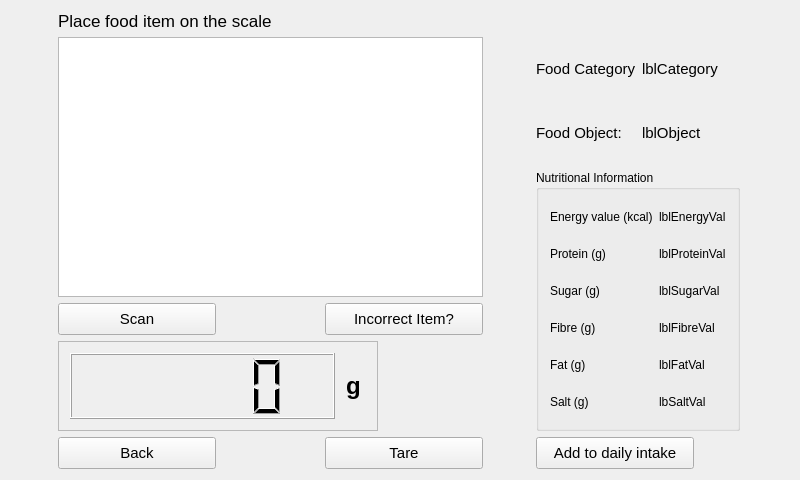
Qt form GUI_Qt/SmartScale/getWeight.ui (twschung/IoT-Smart-Scale) before a commit.
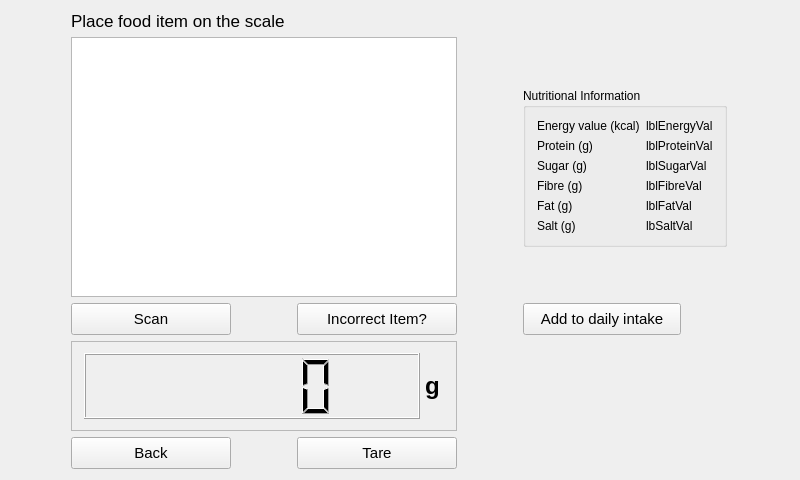
The same form after that commit.

```diff
--- a/GUI_Qt/SmartScale/getWeight.ui
+++ b/GUI_Qt/SmartScale/getWeight.ui
@@ -15,23 +15,186 @@
   </property>
   <widget class="QWidget" name="centralWidget">
    <layout class="QGridLayout" name="gridLayout">
-    <item row="4" column="0" colspan="2">
+    <item row="4" column="2">
+     <widget class="QPushButton" name="btnAdd">
+      <property name="minimumSize">
+       <size>
+        <width>0</width>
+        <height>30</height>
+       </size>
+      </property>
+      <property name="maximumSize">
+       <size>
+        <width>158</width>
+        <height>32</height>
+       </size>
+      </property>
+      <property name="font">
+       <font>
+        <family>Arial</family>
+        <pointsize>11</pointsize>
+       </font>
+      </property>
+      <property name="text">
+       <string>Add to daily intake</string>
+      </property>
+     </widget>
+    </item>
+    <item row="4" column="1">
+     <widget class="QPushButton" name="btnIncorrectItem">
+      <property name="enabled">
+       <bool>true</bool>
+      </property>
+      <property name="minimumSize">
+       <size>
+        <width>160</width>
+        <height>32</height>
+       </size>
+      </property>
+      <property name="maximumSize">
+       <size>
+        <width>158</width>
+        <height>32</height>
+       </size>
+      </property>
+      <property name="font">
+       <font>
+        <family>Arial</family>
+        <pointsize>11</pointsize>
+       </font>
+      </property>
+      <property name="text">
+       <string>Incorrect Item?</string>
+      </property>
+     </widget>
+    </item>
+    <item row="1" column="0" rowspan="3" colspan="2">
+     <widget class="QGraphicsView" name="imgFoodItem">
+      <property name="minimumSize">
+       <size>
+        <width>320</width>
+        <height>240</height>
+       </size>
+      </property>
+      <property name="font">
+       <font>
+        <family>Arial</family>
+        <pointsize>11</pointsize>
+       </font>
+      </property>
+     </widget>
+    </item>
+    <item row="0" column="0" colspan="2">
+     <widget class="QLabel" name="lblTitle">
+      <property name="sizePolicy">
+       <sizepolicy hsizetype="Preferred" vsizetype="Fixed">
+        <horstretch>0</horstretch>
+        <verstretch>0</verstretch>
+       </sizepolicy>
+      </property>
+      <property name="font">
+       <font>
+        <family>Arial</family>
+        <pointsize>13</pointsize>
+       </font>
+      </property>
+      <property name="text">
+       <string>Place food item on the scale</string>
+      </property>
+     </widget>
+    </item>
+    <item row="6" column="0">
+     <widget class="QPushButton" name="btnBack">
+      <property name="minimumSize">
+       <size>
+        <width>160</width>
+        <height>32</height>
+       </size>
+      </property>
+      <property name="maximumSize">
+       <size>
+        <width>158</width>
+        <height>32</height>
+       </size>
+      </property>
+      <property name="font">
+       <font>
+        <family>Arial</family>
+        <pointsize>11</pointsize>
+       </font>
+      </property>
+      <property name="text">
+       <string>Back</string>
+      </property>
+     </widget>
+    </item>
+    <item row="6" column="1">
+     <widget class="QPushButton" name="btnTare">
+      <property name="minimumSize">
+       <size>
+        <width>160</width>
+        <height>32</height>
+       </size>
+      </property>
+      <property name="maximumSize">
+       <size>
+        <width>158</width>
+        <height>32</height>
+       </size>
+      </property>
+      <property name="font">
+       <font>
+        <family>Arial</family>
+        <pointsize>11</pointsize>
+       </font>
+      </property>
+      <property name="text">
+       <string>Tare</string>
+      </property>
+     </widget>
+    </item>
+    <item row="4" column="0">
+     <widget class="QPushButton" name="btnScan">
+      <property name="enabled">
+       <bool>true</bool>
+      </property>
+      <property name="minimumSize">
+       <size>
+        <width>160</width>
+        <height>32</height>
+       </size>
+      </property>
+      <property name="maximumSize">
+       <size>
+        <width>158</width>
+        <height>32</height>
+       </size>
+      </property>
+      <property name="font">
+       <font>
+        <family>Arial</family>
+        <pointsize>11</pointsize>
+       </font>
+      </property>
+      <property name="text">
+       <string>Scan</string>
+      </property>
+     </widget>
+    </item>
+    <item row="5" column="0" colspan="2">
      <widget class="QFrame" name="frame">
+      <property name="enabled">
+       <bool>true</bool>
+      </property>
       <property name="minimumSize">
        <size>
         <width>320</width>
         <height>90</height>
        </size>
       </property>
-      <property name="maximumSize">
-       <size>
-        <width>320</width>
-        <height>90</height>
-       </size>
-      </property>
       <property name="font">
        <font>
-        <family>Helvetica</family>
+        <family>Arial</family>
         <pointsize>11</pointsize>
        </font>
       </property>
@@ -42,16 +205,12 @@
        <enum>QFrame::Raised</enum>
       </property>
       <layout class="QGridLayout" name="gridLayout_4">
-       <item row="0" column="0">
-        <widget class="QLCDNumber" name="lcdWeight">
-         <property name="font">
-          <font>
-           <family>Helvetica</family>
-           <pointsize>11</pointsize>
-          </font>
-         </property>
-        </widget>
-       </item>
+       <property name="leftMargin">
+        <number>12</number>
+       </property>
+       <property name="horizontalSpacing">
+        <number>0</number>
+       </property>
        <item row="0" column="1">
         <widget class="QLabel" name="lblGrams">
          <property name="maximumSize">
@@ -62,7 +221,7 @@
          </property>
          <property name="font">
           <font>
-           <family>Helvetica</family>
+           <family>Arial</family>
            <pointsize>18</pointsize>
            <weight>75</weight>
            <italic>false</italic>
@@ -77,14 +236,24 @@
          </property>
         </widget>
        </item>
+       <item row="0" column="0">
+        <widget class="QLCDNumber" name="lcdWeight">
+         <property name="font">
+          <font>
+           <family>Arial</family>
+           <pointsize>11</pointsize>
+          </font>
+         </property>
+        </widget>
+       </item>
       </layout>
      </widget>
     </item>
-    <item row="2" column="2" rowspan="3">
+    <item row="2" column="2">
      <widget class="QGroupBox" name="groupBox">
       <property name="font">
        <font>
-        <family>Helvetica</family>
+        <family>Arial</family>
         <weight>50</weight>
         <italic>false</italic>
         <bold>false</bold>
@@ -101,8 +270,8 @@
        <bool>false</bool>
       </property>
       <layout class="QGridLayout" name="gridLayout_3">
-       <item row="5" column="0">
-        <widget class="QLabel" name="lblSalt">
+       <item row="2" column="0">
+        <widget class="QLabel" name="lblSugar">
          <property name="maximumSize">
           <size>
            <width>132</width>
@@ -111,7 +280,7 @@
          </property>
          <property name="font">
           <font>
-           <family>Helvetica</family>
+           <family>Arial</family>
           </font>
          </property>
          <property name="layoutDirection">
@@ -127,7 +296,7 @@
           <number>0</number>
          </property>
          <property name="text">
-          <string>Salt (g)</string>
+          <string>Sugar (g)</string>
          </property>
          <property name="scaledContents">
           <bool>true</bool>
@@ -143,11 +312,53 @@
          </property>
         </widget>
        </item>
+       <item row="0" column="1">
+        <widget class="QLabel" name="lblEnergyVal">
+         <property name="font">
+          <font>
+           <family>Arial</family>
+          </font>
+         </property>
+         <property name="autoFillBackground">
+          <bool>false</bool>
+         </property>
+         <property name="frameShape">
+          <enum>QFrame::NoFrame</enum>
+         </property>
+         <property name="text">
+          <string>lblEnergyVal</string>
+         </property>
+         <property name="alignment">
+          <set>Qt::AlignLeading|Qt::AlignLeft|Qt::AlignVCenter</set>
+         </property>
+        </widget>
+       </item>
+       <item row="5" column="1">
+        <widget class="QLabel" name="lblSaltVal">
+         <property name="font">
+          <font>
+           <family>Arial</family>
+          </font>
+         </property>
+         <property name="autoFillBackground">
+          <bool>false</bool>
+         </property>
+         <property name="frameShape">
+          <enum>QFrame::NoFrame</enum>
+         </property>
+         <property name="text">
+          <string>lbSaltVal</string>
+         </property>
+         <property name="alignment">
+          <set>Qt::AlignLeading|Qt::AlignLeft|Qt::AlignVCenter</set>
+         </property>
+        </widget>
+       </item>
        <item row="1" column="1">
         <widget class="QLabel" name="lblProteinVal">
          <property name="font">
           <font>
-           <family>Helvetica</family>
+           <family>Arial</family>
           </font>
          </property>
          <property name="autoFillBackground">
@@ -168,7 +379,7 @@
         <widget class="QLabel" name="lblSugarVal">
          <property name="font">
           <font>
-           <family>Helvetica</family>
+           <family>Arial</family>
           </font>
          </property>
          <property name="autoFillBackground">
@@ -185,179 +396,11 @@
          </property>
         </widget>
        </item>
-       <item row="4" column="0">
-        <widget class="QLabel" name="lblFat">
-         <property name="maximumSize">
-          <size>
-           <width>132</width>
-           <height>16777215</height>
-          </size>
-         </property>
-         <property name="font">
-          <font>
-           <family>Helvetica</family>
-          </font>
-         </property>
-         <property name="layoutDirection">
-          <enum>Qt::LeftToRight</enum>
-         </property>
-         <property name="autoFillBackground">
-          <bool>false</bool>
-         </property>
-         <property name="frameShape">
-          <enum>QFrame::Panel</enum>
-         </property>
-         <property name="lineWidth">
-          <number>0</number>
-         </property>
-         <property name="text">
-          <string>Fat (g)</string>
-         </property>
-         <property name="scaledContents">
-          <bool>true</bool>
-         </property>
-         <property name="alignment">
-          <set>Qt::AlignLeading|Qt::AlignLeft|Qt::AlignVCenter</set>
-         </property>
-         <property name="wordWrap">
-          <bool>false</bool>
-         </property>
-         <property name="indent">
-          <number>-1</number>
-         </property>
-        </widget>
-       </item>
-       <item row="5" column="1">
-        <widget class="QLabel" name="lblSaltVal">
-         <property name="font">
-          <font>
-           <family>Helvetica</family>
-          </font>
-         </property>
-         <property name="autoFillBackground">
-          <bool>false</bool>
-         </property>
-         <property name="frameShape">
-          <enum>QFrame::NoFrame</enum>
-         </property>
-         <property name="text">
-          <string>lbSaltVal</string>
-         </property>
-         <property name="alignment">
-          <set>Qt::AlignLeading|Qt::AlignLeft|Qt::AlignVCenter</set>
-         </property>
-        </widget>
-       </item>
-       <item row="3" column="1">
-        <widget class="QLabel" name="lblFbreVal">
-         <property name="font">
-          <font>
-           <family>Helvetica</family>
-          </font>
-         </property>
-         <property name="autoFillBackground">
-          <bool>false</bool>
-         </property>
-         <property name="frameShape">
-          <enum>QFrame::NoFrame</enum>
-         </property>
-         <property name="text">
-          <string>lblFibreVal</string>
-         </property>
-         <property name="alignment">
-          <set>Qt::AlignLeading|Qt::AlignLeft|Qt::AlignVCenter</set>
-         </property>
-        </widget>
-       </item>
-       <item row="2" column="0">
-        <widget class="QLabel" name="lblSugar">
-         <property name="maximumSize">
-          <size>
-           <width>132</width>
-           <height>16777215</height>
-          </size>
-         </property>
-         <property name="font">
-          <font>
-           <family>Helvetica</family>
-          </font>
-         </property>
-         <property name="layoutDirection">
-          <enum>Qt::LeftToRight</enum>
-         </property>
-         <property name="autoFillBackground">
-          <bool>false</bool>
-         </property>
-         <property name="frameShape">
-          <enum>QFrame::Panel</enum>
-         </property>
-         <property name="lineWidth">
-          <number>0</number>
-         </property>
-         <property name="text">
-          <string>Sugar (g)</string>
-         </property>
-         <property name="scaledContents">
-          <bool>true</bool>
-         </property>
-         <property name="alignment">
-          <set>Qt::AlignLeading|Qt::AlignLeft|Qt::AlignVCenter</set>
-         </property>
-         <property name="wordWrap">
-          <bool>false</bool>
-         </property>
-         <property name="indent">
-          <number>-1</number>
-         </property>
-        </widget>
-       </item>
-       <item row="3" column="0">
-        <widget class="QLabel" name="lblFibre">
-         <property name="maximumSize">
-          <size>
-           <width>132</width>
-           <height>16777215</height>
-          </size>
-         </property>
-         <property name="font">
-          <font>
-           <family>Helvetica</family>
-          </font>
-         </property>
-         <property name="layoutDirection">
-          <enum>Qt::LeftToRight</enum>
-         </property>
-         <property name="autoFillBackground">
-          <bool>false</bool>
-         </property>
-         <property name="frameShape">
-          <enum>QFrame::Panel</enum>
-         </property>
-         <property name="lineWidth">
-          <number>0</number>
-         </property>
-         <property name="text">
-          <string>Fibre (g)</string>
-         </property>
-         <property name="scaledContents">
-          <bool>true</bool>
-         </property>
-         <property name="alignment">
-          <set>Qt::AlignLeading|Qt::AlignLeft|Qt::AlignVCenter</set>
-         </property>
-         <property name="wordWrap">
-          <bool>false</bool>
-         </property>
-         <property name="indent">
-          <number>-1</number>
-         </property>
-        </widget>
-       </item>
        <item row="4" column="1">
         <widget class="QLabel" name="lblFatVal">
          <property name="font">
           <font>
-           <family>Helvetica</family>
+           <family>Arial</family>
           </font>
          </property>
          <property name="autoFillBackground">
@@ -374,6 +417,153 @@
          </property>
         </widget>
        </item>
+       <item row="5" column="0">
+        <widget class="QLabel" name="lblSalt">
+         <property name="maximumSize">
+          <size>
+           <width>132</width>
+           <height>16777215</height>
+          </size>
+         </property>
+         <property name="font">
+          <font>
+           <family>Arial</family>
+          </font>
+         </property>
+         <property name="layoutDirection">
+          <enum>Qt::LeftToRight</enum>
+         </property>
+         <property name="autoFillBackground">
+          <bool>false</bool>
+         </property>
+         <property name="frameShape">
+          <enum>QFrame::Panel</enum>
+         </property>
+         <property name="lineWidth">
+          <number>0</number>
+         </property>
+         <property name="text">
+          <string>Salt (g)</string>
+         </property>
+         <property name="scaledContents">
+          <bool>true</bool>
+         </property>
+         <property name="alignment">
+          <set>Qt::AlignLeading|Qt::AlignLeft|Qt::AlignVCenter</set>
+         </property>
+         <property name="wordWrap">
+          <bool>false</bool>
+         </property>
+         <property name="indent">
+          <number>-1</number>
+         </property>
+        </widget>
+       </item>
+       <item row="0" column="0">
+        <widget class="QLabel" name="lblEnergy">
+         <property name="maximumSize">
+          <size>
+           <width>132</width>
+           <height>16777215</height>
+          </size>
+         </property>
+         <property name="font">
+          <font>
+           <family>Arial</family>
+          </font>
+         </property>
+         <property name="layoutDirection">
+          <enum>Qt::LeftToRight</enum>
+         </property>
+         <property name="autoFillBackground">
+          <bool>false</bool>
+         </property>
+         <property name="frameShape">
+          <enum>QFrame::Panel</enum>
+         </property>
+         <property name="lineWidth">
+          <number>0</number>
+         </property>
+         <property name="text">
+          <string>Energy value (kcal)</string>
+         </property>
+         <property name="scaledContents">
+          <bool>true</bool>
+         </property>
+         <property name="alignment">
+          <set>Qt::AlignLeading|Qt::AlignLeft|Qt::AlignVCenter</set>
+         </property>
+         <property name="wordWrap">
+          <bool>false</bool>
+         </property>
+         <property name="indent">
+          <number>-1</number>
+         </property>
+        </widget>
+       </item>
+       <item row="3" column="1">
+        <widget class="QLabel" name="lblFbreVal">
+         <property name="font">
+          <font>
+           <family>Arial</family>
+          </font>
+         </property>
+         <property name="autoFillBackground">
+          <bool>false</bool>
+         </property>
+         <property name="frameShape">
+          <enum>QFrame::NoFrame</enum>
+         </property>
+         <property name="text">
+          <string>lblFibreVal</string>
+         </property>
+         <property name="alignment">
+          <set>Qt::AlignLeading|Qt::AlignLeft|Qt::AlignVCenter</set>
+         </property>
+        </widget>
+       </item>
+       <item row="4" column="0">
+        <widget class="QLabel" name="lblFat">
+         <property name="maximumSize">
+          <size>
+           <width>132</width>
+           <height>16777215</height>
+          </size>
+         </property>
+         <property name="font">
+          <font>
+           <family>Arial</family>
+          </font>
+         </property>
+         <property name="layoutDirection">
+          <enum>Qt::LeftToRight</enum>
+         </property>
+         <property name="autoFillBackground">
+          <bool>false</bool>
+         </property>
+         <property name="frameShape">
+          <enum>QFrame::Panel</enum>
+         </property>
+         <property name="lineWidth">
+          <number>0</number>
+         </property>
+         <property name="text">
+          <string>Fat (g)</string>
+         </property>
+         <property name="scaledContents">
+          <bool>true</bool>
+         </property>
+         <property name="alignment">
+          <set>Qt::AlignLeading|Qt::AlignLeft|Qt::AlignVCenter</set>
+         </property>
+         <property name="wordWrap">
+          <bool>false</bool>
+         </property>
+         <property name="indent">
+          <number>-1</number>
+         </property>
+        </widget>
+       </item>
        <item row="1" column="0">
         <widget class="QLabel" name="lblProtein">
          <property name="maximumSize">
@@ -384,7 +574,7 @@
          </property>
          <property name="font">
           <font>
-           <family>Helvetica</family>
+           <family>Arial</family>
           </font>
          </property>
          <property name="layoutDirection">
@@ -416,8 +606,8 @@
          </property>
         </widget>
        </item>
-       <item row="0" column="0">
-        <widget class="QLabel" name="lblEnergy">
+       <item row="3" column="0">
+        <widget class="QLabel" name="lblFibre">
          <property name="maximumSize">
           <size>
            <width>132</width>
@@ -426,7 +616,7 @@
          </property>
          <property name="font">
           <font>
-           <family>Helvetica</family>
+           <family>Arial</family>
           </font>
          </property>
          <property name="layoutDirection">
@@ -442,7 +632,7 @@
           <number>0</number>
          </property>
          <property name="text">
-          <string>Energy value (kcal)</string>
+          <string>Fibre (g)</string>
          </property>
          <property name="scaledContents">
           <bool>true</bool>
@@ -458,273 +648,9 @@
          </property>
         </widget>
        </item>
-       <item row="0" column="1">
-        <widget class="QLabel" name="lblEnergyVal">
-         <property name="font">
-          <font>
-           <family>Helvetica</family>
-          </font>
-         </property>
-         <property name="autoFillBackground">
-          <bool>false</bool>
-         </property>
-         <property name="frameShape">
-          <enum>QFrame::NoFrame</enum>
-         </property>
-         <property name="text">
-          <string>lblEnergyVal</string>
-         </property>
-         <property name="alignment">
-          <set>Qt::AlignLeading|Qt::AlignLeft|Qt::AlignVCenter</set>
-         </property>
-        </widget>
-       </item>
       </layout>
      </widget>
     </item>
-    <item row="5" column="0">
-     <widget class="QPushButton" name="btnBack">
-      <property name="minimumSize">
-       <size>
-        <width>158</width>
-        <height>32</height>
-       </size>
-      </property>
-      <property name="maximumSize">
-       <size>
-        <width>158</width>
-        <height>32</height>
-       </size>
-      </property>
-      <property name="font">
-       <font>
-        <family>Helvetica</family>
-        <pointsize>11</pointsize>
-       </font>
-      </property>
-      <property name="text">
-       <string>Back</string>
-      </property>
-     </widget>
-    </item>
-    <item row="1" column="2">
-     <layout class="QGridLayout" name="gridLayout_2">
-      <property name="topMargin">
-       <number>0</number>
-      </property>
-      <property name="horizontalSpacing">
-       <number>-1</number>
-      </property>
-      <property name="verticalSpacing">
-       <number>0</number>
-      </property>
-      <item row="1" column="1">
-       <widget class="QLabel" name="lblObject">
-        <property name="font">
-         <font>
-          <family>Helvetica</family>
-          <pointsize>11</pointsize>
-         </font>
-        </property>
-        <property name="text">
-         <string>lblObject</string>
-        </property>
-       </widget>
-      </item>
-      <item row="0" column="0">
-       <widget class="QLabel" name="lblFoodCat">
-        <property name="maximumSize">
-         <size>
-          <width>100</width>
-          <height>16777215</height>
-         </size>
-        </property>
-        <property name="font">
-         <font>
-          <family>Helvetica</family>
-          <pointsize>11</pointsize>
-         </font>
-        </property>
-        <property name="text">
-         <string>Food Category:</string>
-        </property>
-       </widget>
-      </item>
-      <item row="1" column="0">
-       <widget class="QLabel" name="lblObj">
-        <property name="maximumSize">
-         <size>
-          <width>100</width>
-          <height>16777215</height>
-         </size>
-        </property>
-        <property name="font">
-         <font>
-          <family>Helvetica</family>
-          <pointsize>11</pointsize>
-         </font>
-        </property>
-        <property name="text">
-         <string>Food Object:</string>
-        </property>
-       </widget>
-      </item>
-      <item row="0" column="1">
-       <widget class="QLabel" name="lblCategory">
-        <property name="font">
-         <font>
-          <family>Helvetica</family>
-          <pointsize>11</pointsize>
-         </font>
-        </property>
-        <property name="text">
-         <string>lblCategory</string>
-        </property>
-       </widget>
-      </item>
-     </layout>
-    </item>
-    <item row="3" column="0">
-     <widget class="QPushButton" name="btnScan">
-      <property name="enabled">
-       <bool>true</bool>
-      </property>
-      <property name="minimumSize">
-       <size>
-        <width>158</width>
-        <height>32</height>
-       </size>
-      </property>
-      <property name="maximumSize">
-       <size>
-        <width>158</width>
-        <height>32</height>
-       </size>
-      </property>
-      <property name="font">
-       <font>
-        <family>Helvetica</family>
-        <pointsize>11</pointsize>
-       </font>
-      </property>
-      <property name="text">
-       <string>Scan</string>
-      </property>
-     </widget>
-    </item>
-    <item row="3" column="1">
-     <widget class="QPushButton" name="btnIncorrectItem">
-      <property name="enabled">
-       <bool>true</bool>
-      </property>
-      <property name="minimumSize">
-       <size>
-        <width>158</width>
-        <height>32</height>
-       </size>
-      </property>
-      <property name="maximumSize">
-       <size>
-        <width>158</width>
-        <height>32</height>
-       </size>
-      </property>
-      <property name="font">
-       <font>
-        <family>Helvetica</family>
-        <pointsize>11</pointsize>
-       </font>
-      </property>
-      <property name="text">
-       <string>Incorrect Item?</string>
-      </property>
-     </widget>
-    </item>
-    <item row="5" column="2">
-     <widget class="QPushButton" name="btnAdd">
-      <property name="minimumSize">
-       <size>
-        <width>0</width>
-        <height>30</height>
-       </size>
-      </property>
-      <property name="maximumSize">
-       <size>
-        <width>158</width>
-        <height>32</height>
-       </size>
-      </property>
-      <property name="font">
-       <font>
-        <family>Helvetica</family>
-        <pointsize>11</pointsize>
-       </font>
-      </property>
-      <property name="text">
-       <string>Add to daily intake</string>
-      </property>
-     </widget>
-    </item>
-    <item row="0" column="0">
-     <widget class="QLabel" name="lblTitle">
-      <property name="sizePolicy">
-       <sizepolicy hsizetype="Preferred" vsizetype="Fixed">
-        <horstretch>0</horstretch>
-        <verstretch>0</verstretch>
-       </sizepolicy>
-      </property>
-      <property name="font">
-       <font>
-        <family>Helvetica</family>
-        <pointsize>13</pointsize>
-       </font>
-      </property>
-      <property name="text">
-       <string>Place food item on the scale</string>
-      </property>
-     </widget>
-    </item>
-    <item row="5" column="1">
-     <widget class="QPushButton" name="btnTare">
-      <property name="minimumSize">
-       <size>
-        <width>158</width>
-        <height>32</height>
-       </size>
-      </property>
-      <property name="maximumSize">
-       <size>
-        <width>158</width>
-        <height>32</height>
-       </size>
-      </property>
-      <property name="font">
-       <font>
-        <family>Helvetica</family>
-        <pointsize>11</pointsize>
-       </font>
-      </property>
-      <property name="text">
-       <string>Tare</string>
-      </property>
-     </widget>
-    </item>
-    <item row="1" column="0" rowspan="2" colspan="2">
-     <widget class="QGraphicsView" name="imgFoodItem">
-      <property name="minimumSize">
-       <size>
-        <width>360</width>
-        <height>240</height>
-       </size>
-      </property>
-      <property name="font">
-       <font>
-        <family>Helvetica</family>
-        <pointsize>11</pointsize>
-       </font>
-      </property>
-     </widget>
-    </item>
    </layout>
   </widget>
  </widget>
```
